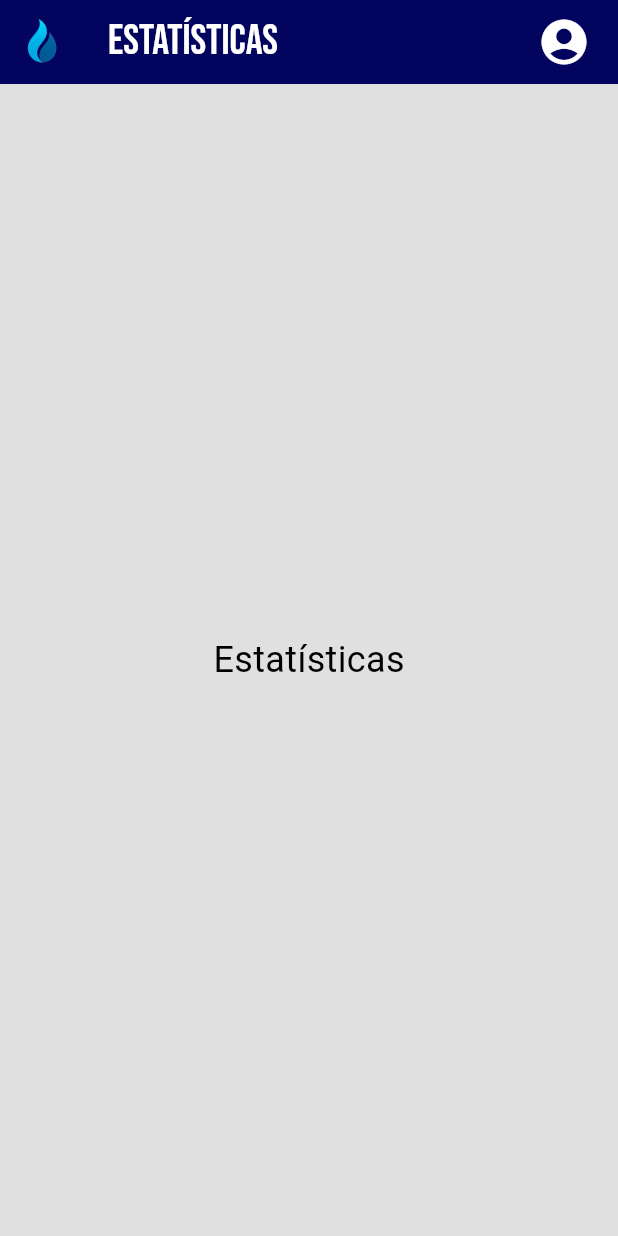
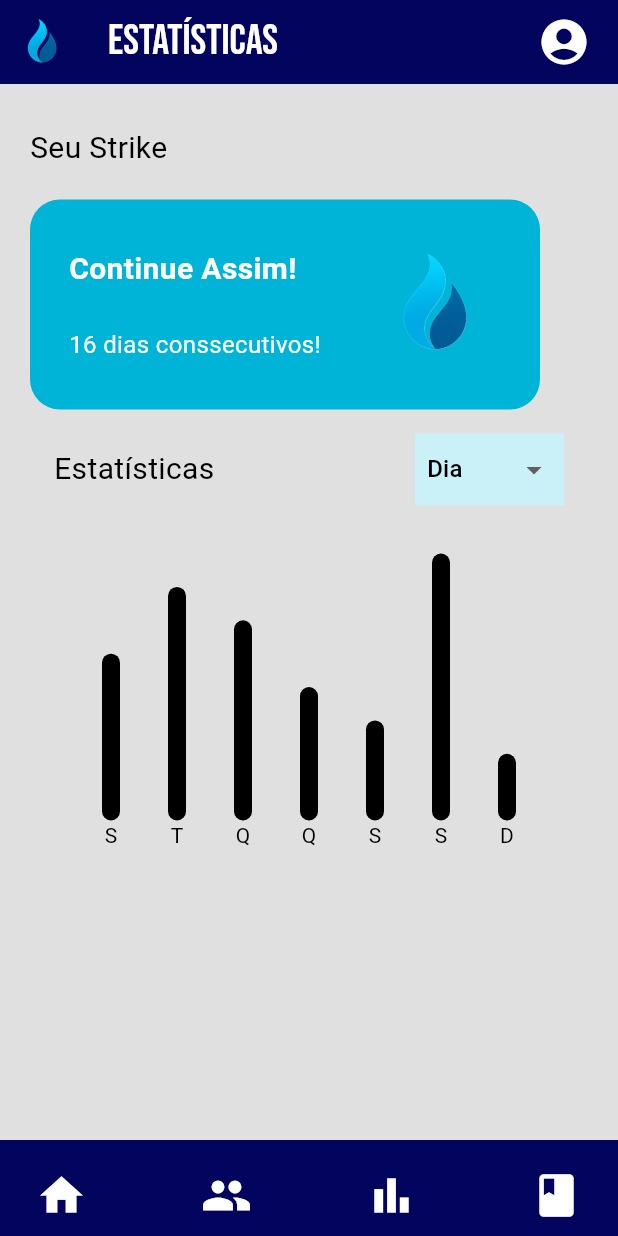
Before and after one commit to ElissonRochaa/MOBILE-25.1-Endeavor, a Flutter app: the Estatisticasscreen screen opened directly, on a phone screen of 412 x 824 dp. Run offline on Flutter 3.47's test engine with Material 3 defaults, Android fonts, the phone set to English and light mode, and no system bars; drawn by our look-alikes of fl_chart; our stand-ins replace carousel_slider, google_fonts, google_sign_in.

Commit message:
feat: estatisticas (mock)

```diff
--- /dev/null
+++ b/lib/models/perfil.dart
@@ -0,0 +1,26 @@
+enum Escolaridade {
+  fundamental1,
+  fundamental2,
+  ensinoMedio,
+  universitario,
+}
+
+class Perfil {
+  final int id;
+  final String nome;
+  final int idade;
+  final Escolaridade escolaridade;
+  final String areaEstudo;
+  final String email;
+  final String senha;
+
+  Perfil({
+    required this.id,
+    required this.nome,
+    required this.idade,
+    required this.escolaridade,
+    required this.areaEstudo,
+    required this.email,
+    required this.senha,
+  });
+}
--- a/lib/screens/estatisticas_screen.dart
+++ b/lib/screens/estatisticas_screen.dart
@@ -1,4 +1,7 @@
+import 'package:endeavor/widgets/estatisticas/dropdown_button_periodo.dart';
+import 'package:endeavor/widgets/geral/endeavor_bottom_bar.dart';
 import 'package:endeavor/widgets/geral/endeavor_top_bar.dart';
+import 'package:fl_chart/fl_chart.dart';
 import 'package:flutter/material.dart';
 
 class Estatisticasscreen extends StatelessWidget {
@@ -10,7 +13,123 @@ class Estatisticasscreen extends StatelessWidget {
   Widget build(BuildContext context) {
     return Scaffold(
       appBar: EndeavorTopBar(title: "Estatísticas"),
-      body: Center(child: Text('Estatísticas', style: TextStyle(fontSize: 24))),
+      bottomNavigationBar: EndeavorBottomBar(),
+      body: Padding(
+        padding: EdgeInsets.only(left: 20, right: 20, top: 8, bottom: 12),
+        child: Column(
+          crossAxisAlignment: CrossAxisAlignment.start,
+          children: [
+            SizedBox(height: 20),
+            Text("Seu Strike", textAlign: TextAlign.left, style: TextStyle(fontSize: 20,)),
+            SizedBox(height: 20),
+            Container(
+              height: 140,
+              width: 340,
+              decoration: BoxDecoration(
+                borderRadius: BorderRadius.circular(20),
+                color: Theme.of(context).colorScheme.tertiary,
+              ),
+              child: Padding(
+                padding: const EdgeInsets.all(26.0),
+                child: Row(
+                  mainAxisAlignment: MainAxisAlignment.spaceBetween,
+                  children: [
+                    Column(
+                      crossAxisAlignment: CrossAxisAlignment.start,
+                      mainAxisAlignment: MainAxisAlignment.center,
+                      spacing: 24.0,
+                      children: [
+                        Text("Continue Assim!", style: TextStyle(
+                          fontSize: 20,
+                          fontWeight: FontWeight.bold,
+                          color: Theme.of(context).colorScheme.onPrimary,
+                        ),),
+                        Text("16 dias conssecutivos!", style: TextStyle(
+                          fontSize: 16,
+                          color: Theme.of(context).colorScheme.onPrimary,
+                        ),)
+                      ]
+                    ),
+                    Image.asset("assets/flameLogo.png")
+                  ],
+                ),
+              ),
+            ),
+            Padding(
+              padding: const EdgeInsets.all(16.0),
+              child: Row(
+                mainAxisAlignment: MainAxisAlignment.spaceBetween,
+                children: [
+                  Text("Estatísticas", textAlign: TextAlign.left, style: TextStyle(fontSize: 20,)),
+                  PeriodoDropdown(),
+                ]
+              ),
+            ),
+            Padding(
+              padding: const EdgeInsets.all(16.0),
+              child: SizedBox(
+                height: 200,
+                width: 340,
+                child: BarChart(
+                  BarChartData(
+                    gridData: FlGridData(show: false),
+                    borderData: FlBorderData(show: false),
+                    titlesData: FlTitlesData(
+                      leftTitles: AxisTitles(sideTitles: SideTitles(showTitles: false)),
+                      topTitles: AxisTitles(sideTitles: SideTitles(showTitles: false)),
+                      rightTitles: AxisTitles(sideTitles: SideTitles(showTitles: false)),
+                      bottomTitles: AxisTitles(
+                        sideTitles: SideTitles(
+                          showTitles: true,
+                          getTitlesWidget: (value, meta) {
+                            const dias = [
+                              'S',
+                              'T',
+                              'Q',
+                              'Q',
+                              'S',
+                              'S',
+                              'D',
+                            ];
+                            return Text(
+                              dias[value.toInt()],
+                              style: const TextStyle(color: Colors.black),
+                            );
+                          },
+                          interval: 1,
+                        ),
+                      ),
+                    ),
+                    barGroups: [
+                      BarChartGroupData(x: 0, barRods: [
+                        BarChartRodData(toY: 5, color: Colors.black, width: 12)
+                      ]),
+                      BarChartGroupData(x: 1, barRods: [
+                        BarChartRodData(toY: 7, color: Colors.black, width: 12)
+                      ]),
+                      BarChartGroupData(x: 2, barRods: [
+                        BarChartRodData(toY: 6, color: Colors.black, width: 12)
+                      ]),
+                      BarChartGroupData(x: 3, barRods: [
+                        BarChartRodData(toY: 4, color: Colors.black, width: 12)
+                      ]),
+                      BarChartGroupData(x: 4, barRods: [
+                        BarChartRodData(toY: 3, color: Colors.black, width: 12)
+                      ]),
+                      BarChartGroupData(x: 5, barRods: [
+                        BarChartRodData(toY: 8, color: Colors.black, width: 12)
+                      ]),
+                      BarChartGroupData(x: 6, barRods: [
+                        BarChartRodData(toY: 2, color: Colors.black, width: 12)
+                      ]),
+                    ],
+                  ),
+                ),
+              ),
+            ),
+          ]
+        ),
+      ),
     );
   }
 }
--- /dev/null
+++ b/lib/services/perfil_service.dart
@@ -0,0 +1,41 @@
+import '../models/perfil.dart';
+
+class PerfilService {
+  static final PerfilService _instancia = PerfilService._interno();
+  factory PerfilService() => _instancia;
+
+  PerfilService._interno();
+
+  Perfil? _perfilAtual;
+
+  void salvarPerfil(Perfil perfil) {
+    _perfilAtual = perfil;
+  }
+
+  Perfil? get perfilAtual => _perfilAtual;
+
+  void atualizarPerfil({
+    String? nome,
+    int? idade,
+    Escolaridade? escolaridade,
+    String? areaEstudo,
+    String? email,
+    String? senha,
+  }) {
+    if (_perfilAtual == null) return;
+
+    _perfilAtual = Perfil(
+      id: _perfilAtual!.id,
+      nome: nome ?? _perfilAtual!.nome,
+      idade: idade ?? _perfilAtual!.idade,
+      escolaridade: escolaridade ?? _perfilAtual!.escolaridade,
+      areaEstudo: areaEstudo ?? _perfilAtual!.areaEstudo,
+      email: email ?? _perfilAtual!.email,
+      senha: senha ?? _perfilAtual!.senha,
+    );
+  }
+
+  void limparPerfil() {
+    _perfilAtual = null;
+  }
+}
--- /dev/null
+++ b/lib/widgets/estatisticas/dropdown_button_periodo.dart
@@ -0,0 +1,59 @@
+import 'package:flutter/material.dart';
+
+enum Periodo {
+  dia,
+  semana,
+  mes,
+}
+
+class PeriodoDropdown extends StatefulWidget {
+  const PeriodoDropdown({super.key});
+
+  @override
+  State<PeriodoDropdown> createState() => _PeriodoDropdownState();
+}
+
+class _PeriodoDropdownState extends State<PeriodoDropdown> {
+  Periodo _selecionado = Periodo.dia;
+
+  @override
+  Widget build(BuildContext context) {
+    return Container(
+      decoration: BoxDecoration(
+        color: const Color(0xFFCAF0F8),
+      ),
+      padding: const EdgeInsets.symmetric(horizontal: 8),
+      child: DropdownButtonHideUnderline(
+        child: DropdownButton<Periodo>(
+          value: _selecionado,
+          dropdownColor: const Color(0xFFCAF0F8),
+          focusColor: const Color(0xFFCAF0F8),
+          onChanged: (Periodo? novoValor) {
+            if (novoValor != null) {
+              setState(() {
+                _selecionado = novoValor;
+              });
+            }
+          },
+          items: Periodo.values.map((Periodo periodo) {
+            return DropdownMenuItem<Periodo>(
+              value: periodo,
+              child: Text(_label(periodo)),
+            );
+          }).toList(),
+        ),
+      ),
+    );
+}
+
+  String _label(Periodo periodo) {
+    switch (periodo) {
+      case Periodo.dia:
+        return "Dia";
+      case Periodo.semana:
+        return "Semana";
+      case Periodo.mes:
+        return "Mês";
+    }
+  }
+}
--- a/pubspec.yaml
+++ b/pubspec.yaml
@@ -13,6 +13,7 @@ dependencies:
   firebase_core: ^2.24.0
   google_fonts: ^6.2.1
   carousel_slider: ^5.0.0
+  fl_chart: ^1.0.0
 
 
 dev_dependencies:
```
Also changed, not shown: pubspec.lock, 1 other file.
